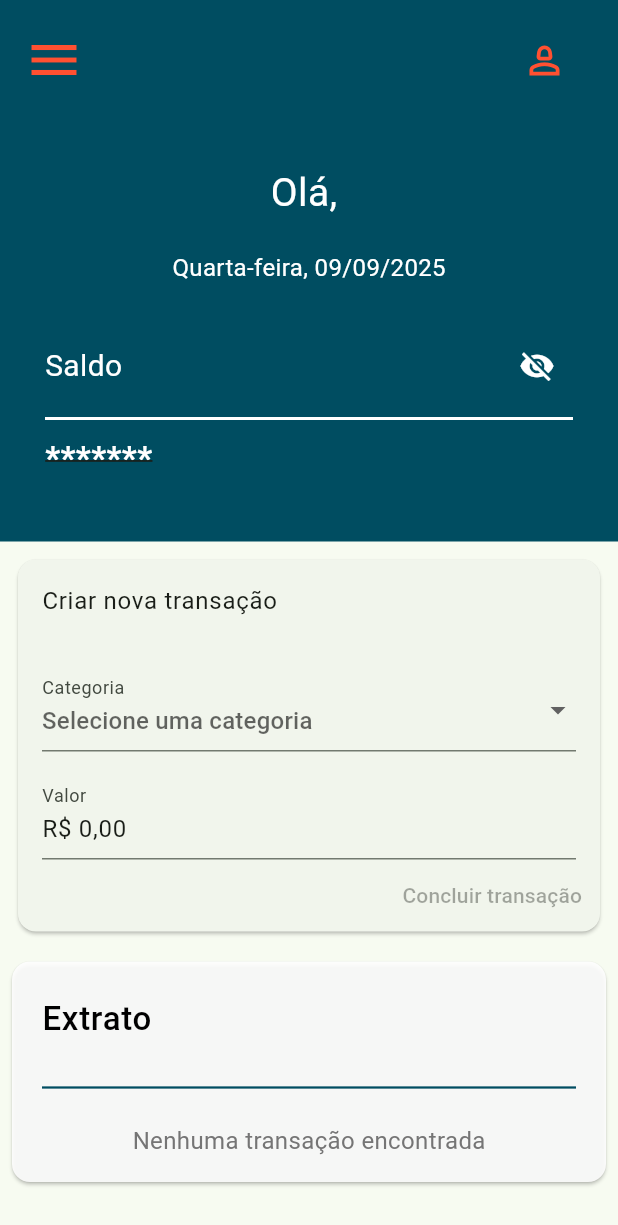
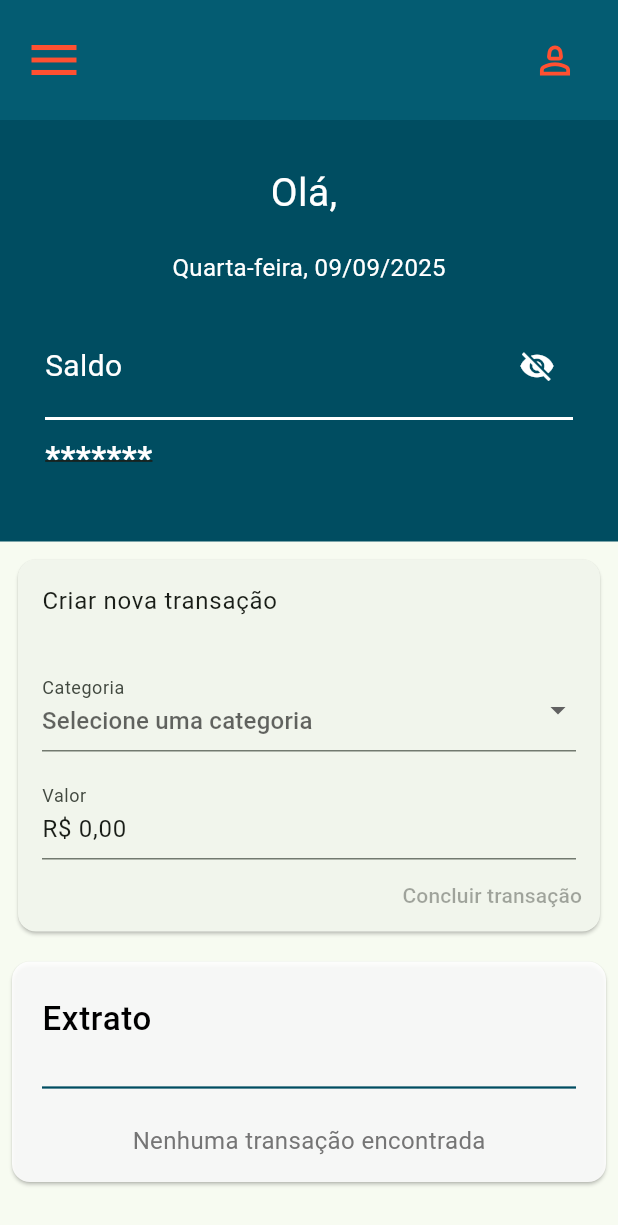
Before and after one commit to coelhoadler/pos-fiap-FRNT-TC-financeiro-mobile, a Flutter app: the DashboardScreen screen opened by its route, on a phone screen of 412 x 824 dp. Shown: the top 1225 px of the screen. Run offline on Flutter 3.47's test engine with Material 3 defaults, Android fonts, the phone set to English and light mode, and no system bars; our stand-ins replace cloud_firestore, firebase_auth, firebase_core, firebase_storage, flutter_multi_formatter, flutter_secure_storage and 1 more; accounts and stored records are empty.

Commit message:
Refactor header component: update background color and adjust margin; remove unused code

```diff
--- a/lib/components/screens/dashboard/extract/extract.dart
+++ b/lib/components/screens/dashboard/extract/extract.dart
@@ -378,9 +378,7 @@ class _ExtractState extends State<Extract> {
       child: Center(
         child: Card(
           color: const Color.fromARGB(226, 255, 255, 255),
-          margin: widget.uploadImage
-              ? EdgeInsets.all(0)
-              : EdgeInsets.fromLTRB(0, 0, 0, 50),
+          margin: EdgeInsets.all(0),
           child: Column(
             mainAxisSize: MainAxisSize.max,
             children: [
--- a/lib/components/screens/dashboard/header.dart
+++ /dev/null
@@ -1 +0,0 @@
-// TODO: criar componente de header
--- a/lib/components/ui/header/header.dart
+++ b/lib/components/ui/header/header.dart
@@ -9,7 +9,7 @@ class Header extends StatelessWidget implements PreferredSizeWidget {
   @override
   Widget build(BuildContext context) {
     return AppBar(
-      backgroundColor: const Color(0xFF004D61),
+      backgroundColor: const Color.fromARGB(255, 4, 92, 114),
       toolbarHeight: 80, // aumenta a altura do header
       leading: Container(
         margin: const EdgeInsets.only(left: 8),
@@ -26,8 +26,7 @@ class Header extends StatelessWidget implements PreferredSizeWidget {
       ),
       actions: [
         Container(
-          margin: const EdgeInsets.only(right: 25),
-          child: Center(
+          margin: const EdgeInsets.only(right: 18),
           child: Row(
             children: [
               Text(
@@ -51,7 +50,6 @@ class Header extends StatelessWidget implements PreferredSizeWidget {
             ],
           ),
         ),
-        ),
       ],
     );
   }
```
Lines whose indentation alone changed are shown as unchanged.
